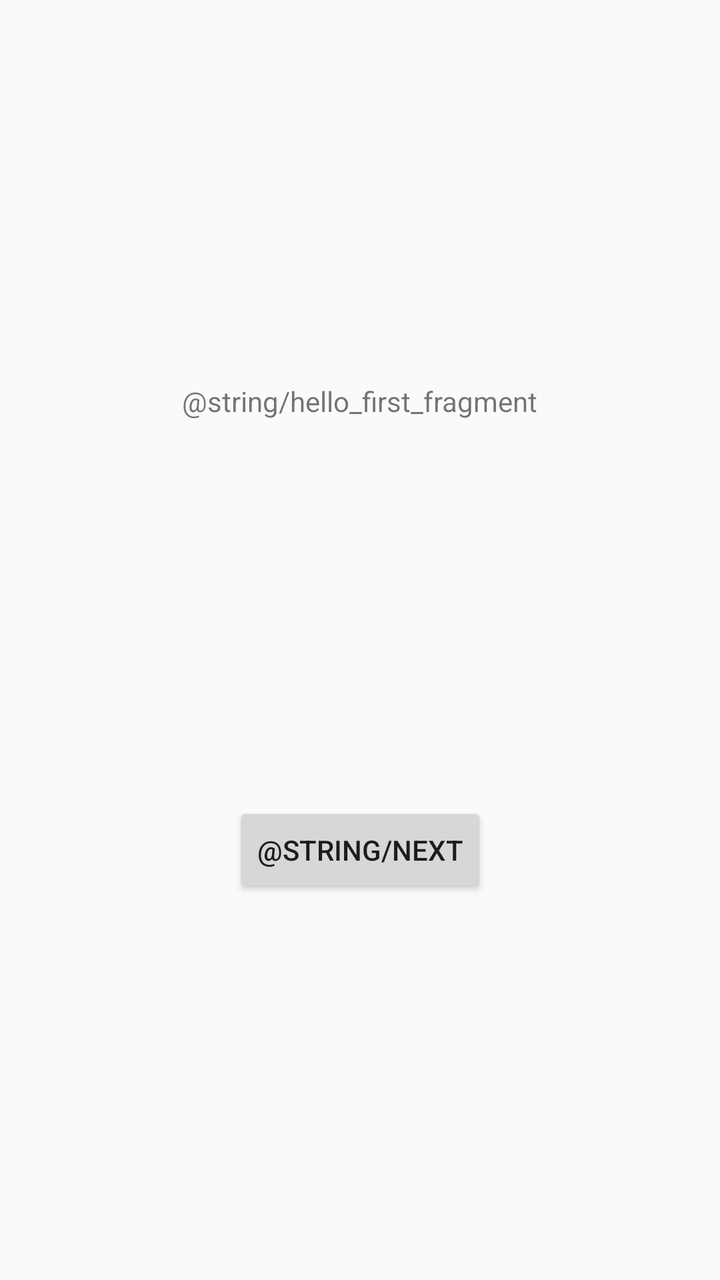
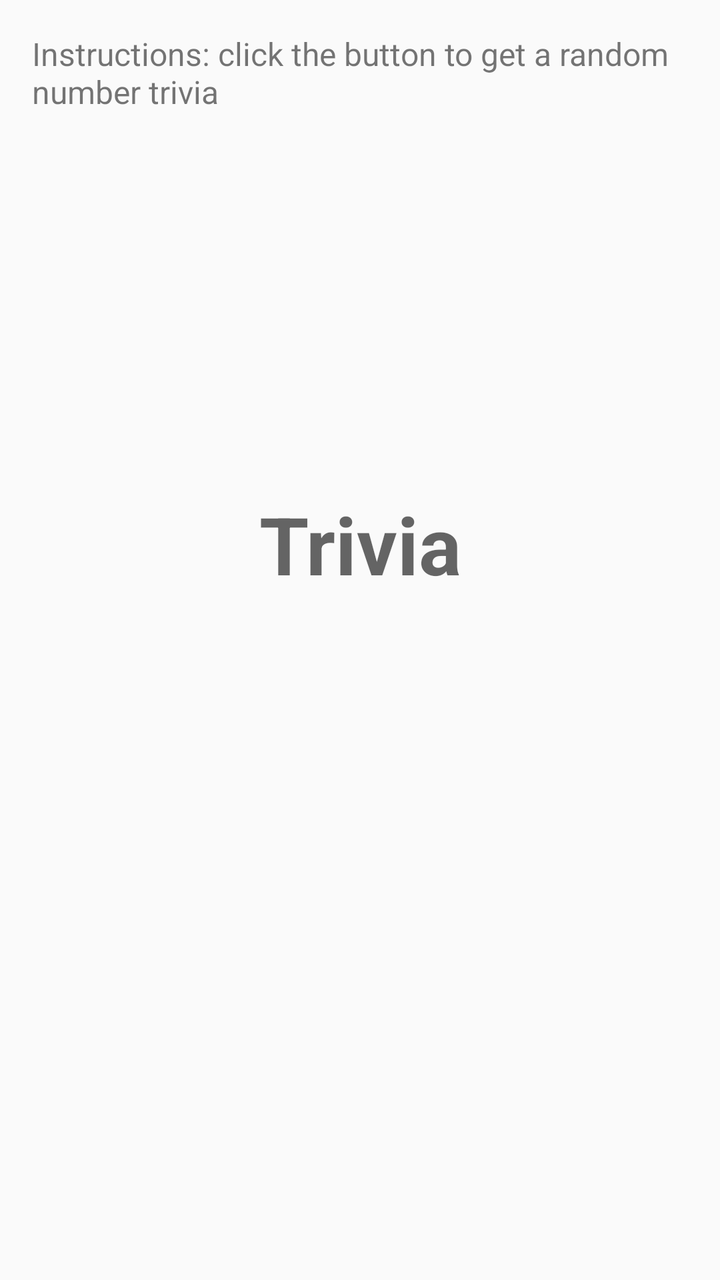

Two renders of the same Android screen: before a commit and after it. Below are the layout's source before the change and the commit's diff.
<!-- AndroidManifest.xml: application theme AppTheme -->
<!-- res/layout/fragment_trivia.xml -->
<?xml version="1.0" encoding="utf-8"?>
<androidx.constraintlayout.widget.ConstraintLayout xmlns:android="http://schemas.android.com/apk/res/android"
    xmlns:app="http://schemas.android.com/apk/res-auto"
    xmlns:tools="http://schemas.android.com/tools"
    android:layout_width="match_parent"
    android:layout_height="match_parent"
    tools:context=".TriviaFragment">

    <TextView
        android:id="@+id/textview_first"
        android:layout_width="wrap_content"
        android:layout_height="wrap_content"
        android:text="@string/hello_first_fragment"
        app:layout_constraintBottom_toTopOf="@id/button_first"
        app:layout_constraintEnd_toEndOf="parent"
        app:layout_constraintStart_toStartOf="parent"
        app:layout_constraintTop_toTopOf="parent" />

    <Button
        android:id="@+id/button_first"
        android:layout_width="wrap_content"
        android:layout_height="wrap_content"
        android:text="@string/next"
        app:layout_constraintBottom_toBottomOf="parent"
        app:layout_constraintEnd_toEndOf="parent"
        app:layout_constraintStart_toStartOf="parent"
        app:layout_constraintTop_toBottomOf="@id/textview_first" />
</androidx.constraintlayout.widget.ConstraintLayout>
<!-- resources referenced by this layout -->
<resources>
  <style name="AppTheme" parent="Theme.AppCompat.Light.DarkActionBar">
          
          <item name="colorPrimary">@color/colorPrimary</item>
          <item name="colorPrimaryDark">@color/colorPrimaryDark</item>
          <item name="colorAccent">@color/colorAccent</item>
      </style>
  <color name="colorPrimary">#6200EE</color>
  <color name="colorPrimaryDark">#3700B3</color>
  <color name="colorAccent">#03DAC5</color>
</resources>

<!-- the commit's change to res/layout/fragment_trivia.xml (unified diff, before → after) -->
@@ -4,25 +4,103 @@
     xmlns:tools="http://schemas.android.com/tools"
     android:layout_width="match_parent"
     android:layout_height="match_parent"
-    tools:context=".TriviaFragment">
+    app:layout_behavior="@string/appbar_scrolling_view_behavior"
+    tools:showIn="@layout/activity_main">
 
     <TextView
-        android:id="@+id/textview_first"
-        android:layout_width="wrap_content"
+        android:id="@+id/tvTitle"
+        android:layout_width="0dp"
         android:layout_height="wrap_content"
-        android:text="@string/hello_first_fragment"
-        app:layout_constraintBottom_toTopOf="@id/button_first"
+        android:layout_marginStart="16dp"
+        android:layout_marginTop="16dp"
+        android:layout_marginEnd="16dp"
+        android:text="@string/instructions"
+        android:textSize="16sp"
         app:layout_constraintEnd_toEndOf="parent"
         app:layout_constraintStart_toStartOf="parent"
         app:layout_constraintTop_toTopOf="parent" />
 
-    <Button
-        android:id="@+id/button_first"
-        android:layout_width="wrap_content"
+    <TextView
+        android:id="@+id/tvTriviaTitle"
+        style="@style/TextAppearance.MaterialComponents.Headline3"
+        android:layout_width="0dp"
         android:layout_height="wrap_content"
-        android:text="@string/next"
+        android:layout_marginStart="16dp"
+        android:layout_marginEnd="16dp"
+        android:layout_marginBottom="8dp"
+        android:gravity="center"
+        android:text="@string/trivia"
+        android:textSize="40sp"
+        android:textStyle="bold"
+        app:layout_constraintBottom_toTopOf="@id/tvTrivia"
+        app:layout_constraintEnd_toEndOf="parent"
+        app:layout_constraintStart_toStartOf="parent" />
+
+    <TextView
+        android:id="@+id/tvTrivia"
+        android:layout_width="0dp"
+        android:layout_height="wrap_content"
+        android:layout_marginStart="16dp"
+        android:layout_marginEnd="16dp"
+        android:gravity="center"
+        android:textSize="20sp"
         app:layout_constraintBottom_toBottomOf="parent"
         app:layout_constraintEnd_toEndOf="parent"
         app:layout_constraintStart_toStartOf="parent"
-        app:layout_constraintTop_toBottomOf="@id/textview_first" />
+        app:layout_constraintTop_toTopOf="parent" />
+
 </androidx.constraintlayout.widget.ConstraintLayout>
+<!-- res/layout/activity_main.xml (included above) -->
+<?xml version="1.0" encoding="utf-8"?>
+<androidx.coordinatorlayout.widget.CoordinatorLayout xmlns:android="http://schemas.android.com/apk/res/android"
+    xmlns:app="http://schemas.android.com/apk/res-auto"
+    xmlns:tools="http://schemas.android.com/tools"
+    android:layout_width="match_parent"
+    android:layout_height="match_parent"
+    tools:context=".ui.MainActivity">
+
+    <com.google.android.material.appbar.AppBarLayout
+        android:layout_width="match_parent"
+        android:layout_height="wrap_content"
+        android:theme="@style/AppTheme.AppBarOverlay">
+
+        <androidx.appcompat.widget.Toolbar
+            android:id="@+id/toolbar"
+            android:layout_width="match_parent"
+            android:layout_height="?attr/actionBarSize"
+            android:background="?attr/colorPrimary"
+            app:popupTheme="@style/AppTheme.PopupOverlay" />
+
+    </com.google.android.material.appbar.AppBarLayout>
+
+    <include layout="@layout/content_main" />
+
+    <com.google.android.material.floatingactionbutton.FloatingActionButton
+        android:id="@+id/fab"
+        android:layout_width="wrap_content"
+        android:layout_height="wrap_content"
+        android:layout_gravity="bottom|end"
+        android:layout_margin="@dimen/fab_margin"
+        app:srcCompat="@android:drawable/ic_dialog_email" />
+
+</androidx.coordinatorlayout.widget.CoordinatorLayout>
+<!-- res/layout/content_main.xml (included above) -->
+<?xml version="1.0" encoding="utf-8"?>
+<androidx.constraintlayout.widget.ConstraintLayout xmlns:android="http://schemas.android.com/apk/res/android"
+    xmlns:app="http://schemas.android.com/apk/res-auto"
+    android:layout_width="match_parent"
+    android:layout_height="match_parent"
+    app:layout_behavior="@string/appbar_scrolling_view_behavior">
+
+    <fragment
+        android:id="@+id/nav_host_fragment"
+        android:name="androidx.navigation.fragment.NavHostFragment"
+        android:layout_width="0dp"
+        android:layout_height="0dp"
+        app:defaultNavHost="true"
+        app:layout_constraintBottom_toBottomOf="parent"
+        app:layout_constraintLeft_toLeftOf="parent"
+        app:layout_constraintRight_toRightOf="parent"
+        app:layout_constraintTop_toTopOf="parent"
+        app:navGraph="@navigation/nav_graph" />
+</androidx.constraintlayout.widget.ConstraintLayout>
<!-- resource entries referenced after the edit -->
@@ -1,5 +1,10 @@
 <!-- resources referenced by this layout -->
 <resources>
+  <dimen name="fab_margin">16dp</dimen>
+  <string name="instructions">Instructions: click the button to get a random number trivia</string>
+  <string name="trivia">Trivia</string>
+  <style name="AppTheme.AppBarOverlay" parent="ThemeOverlay.AppCompat.Dark.ActionBar" />
+  <style name="AppTheme.PopupOverlay" parent="ThemeOverlay.AppCompat.Light" />
   <style name="AppTheme" parent="Theme.AppCompat.Light.DarkActionBar">
           
           <item name="colorPrimary">@color/colorPrimary</item>
